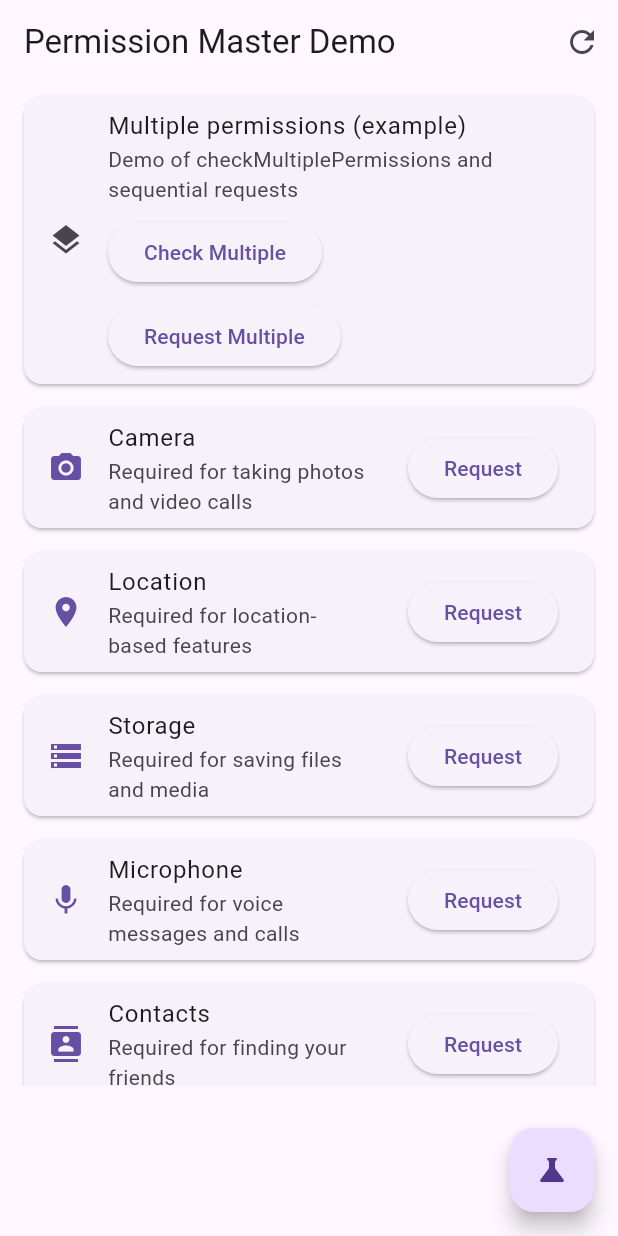
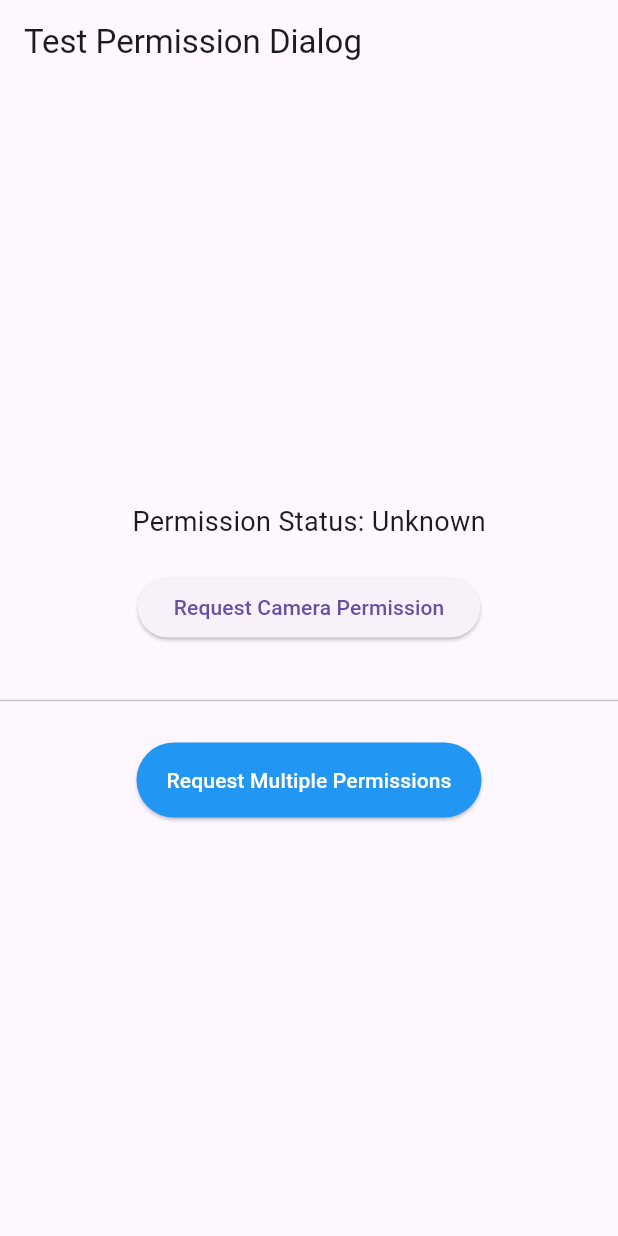
Before and after one commit to SwanFlutter/permission_master, a Flutter app: the screen it shows after launch, on a phone screen of 412 x 824 dp. Run offline on Flutter 3.47's test engine with Material 3 defaults, Android fonts, the phone set to English and light mode, and no system bars; our stand-ins replace plugin_platform_interface, web; missing offline and left inert: dart:js_interop.

Commit message:
fix(android): handle native permission dialogs in requestPermissionWithDialog
For Android, directly request permissions to show native system dialogs instead of custom ones. Keep title/message parameters for API compatibility but don't use them since Android has standard permission dialog text. Only show custom dialogs when redirecting to settings is needed.

Also update version to 0.0.17 and add test dialog example.

```diff
--- a/example/lib/main.dart
+++ b/example/lib/main.dart
@@ -1,16 +1,11 @@
 // ignore_for_file: unreachable_switch_default, use_build_context_synchronously
 
 import 'dart:async';
-import 'dart:io';
 
-import 'package:flutter/foundation.dart';
 import 'package:flutter/material.dart';
 import 'package:permission_master/permission_master.dart';
-import 'package:permission_master_example/linux_example_screen.dart';
-import 'package:permission_master_example/macos_example_screen.dart';
+import 'package:permission_master_example/test_permission_dialog.dart';
 import 'package:permission_master_example/test_screen.dart';
-import 'package:permission_master_example/web_example_screen.dart';
-import 'package:permission_master_example/windows_example_screen.dart';
 
 void main() {
   runApp(const MyApp());
@@ -24,8 +19,8 @@ class MyApp extends StatelessWidget {
     return MaterialApp(
       title: 'Permission Master Demo',
       theme: ThemeData(primarySwatch: Colors.blue, useMaterial3: true),
-      /*  home: NewTestMultyPermission(),*/
-      home: kIsWeb
+      home: TestPermissionDialog(),
+      /* home: kIsWeb
           ? const WebExampleScreen()
           : Platform.isWindows
           ? const WindowsExampleScreen()
@@ -33,7 +28,7 @@ class MyApp extends StatelessWidget {
           ? const MacOSExampleScreen()
           : Platform.isLinux
           ? const LinuxExampleScreen()
-          : const PermissionDemoPage(),
+          : const PermissionDemoPage(),*/
     );
   }
 }
--- /dev/null
+++ b/example/lib/test_permission_dialog.dart
@@ -0,0 +1,133 @@
+import 'package:flutter/material.dart';
+import 'package:permission_master/permission_master.dart';
+
+class TestPermissionDialog extends StatefulWidget {
+  const TestPermissionDialog({super.key});
+
+  @override
+  State<TestPermissionDialog> createState() => _TestPermissionDialogState();
+}
+
+class _TestPermissionDialogState extends State<TestPermissionDialog> {
+  String _permissionStatus = 'Unknown';
+
+  @override
+  Widget build(BuildContext context) {
+    return Scaffold(
+      appBar: AppBar(title: const Text('Test Permission Dialog')),
+      body: Center(
+        child: Column(
+          mainAxisAlignment: MainAxisAlignment.center,
+          children: [
+            Text(
+              'Permission Status: $_permissionStatus',
+              style: const TextStyle(fontSize: 18),
+            ),
+            const SizedBox(height: 20),
+            ElevatedButton(
+              onPressed: _requestCameraPermission,
+              child: const Text('Request Camera Permission'),
+            ),
+            const SizedBox(height: 10),
+            const SizedBox(height: 20),
+            const Divider(),
+            const SizedBox(height: 20),
+            ElevatedButton(
+              onPressed: _requestMultiplePermissionsWithDialogs,
+              style: ElevatedButton.styleFrom(
+                backgroundColor: Colors.blue,
+                foregroundColor: Colors.white,
+                padding: const EdgeInsets.symmetric(
+                  horizontal: 20,
+                  vertical: 15,
+                ),
+              ),
+              child: const Text('Request Multiple Permissions'),
+            ),
+          ],
+        ),
+      ),
+    );
+  }
+
+  Future<void> _requestCameraPermission() async {
+    try {
+      final status = await PermissionMaster().requestPermissionWithDialog(
+        permission: PermissionType.camera,
+        title: 'Camera Permission',
+        message: 'This app needs camera access to take photos.',
+      );
+      setState(() {
+        _permissionStatus = 'Camera: ${status.name}';
+      });
+    } catch (e) {
+      setState(() {
+        _permissionStatus = 'Error: $e';
+      });
+    }
+  }
+
+  Future<void> _requestMultiplePermissionsWithDialogs() async {
+    final permissionMaster = PermissionMaster();
+
+    final permissions = [
+      PermissionType.camera,
+      PermissionType.fineLocation,
+      PermissionType.microphone,
+      PermissionType.contacts,
+      PermissionType.notifications,
+    ];
+
+    final results = <String, PermissionStatus>{};
+
+    setState(() {
+      _permissionStatus = 'Requesting multiple permissions...';
+    });
+
+    // Request each permission one by one with dialog
+    for (var permission in permissions) {
+      try {
+        final status = await permissionMaster.requestPermissionWithDialog(
+          permission: permission,
+          title: '${permission.name} Permission Required',
+          message:
+              'Please allow ${permission.name} permission to use this feature.',
+        );
+
+        results[permission.value] = status;
+
+        switch (status) {
+          case PermissionStatus.granted:
+            print('✅ ${permission.name} is granted');
+            break;
+          case PermissionStatus.denied:
+            print('❌ ${permission.name} is denied');
+            break;
+          case PermissionStatus.openSettings:
+            print('⚠️ ${permission.name} needs settings adjustment');
+            await permissionMaster.openAppSettings();
+            break;
+          case PermissionStatus.unsupported:
+            print('🚫 ${permission.name} is not supported');
+            break;
+          case PermissionStatus.error:
+            print('💥 Error with ${permission.name}');
+            break;
+        }
+      } catch (e) {
+        print('Error requesting ${permission.name}: $e');
+        results[permission.value] = PermissionStatus.error;
+      }
+    }
+
+    print('All permissions requested. Results: $results');
+
+    setState(() {
+      final grantedCount = results.values
+          .where((status) => status == PermissionStatus.granted)
+          .length;
+      _permissionStatus =
+          'Multiple permissions completed: $grantedCount/${permissions.length} granted';
+    });
+  }
+}
--- a/lib/permission_master.dart
+++ b/lib/permission_master.dart
@@ -1,4 +1,4 @@
-// ignore_for_file: unreachable_switch_default
+// ignore_for_file: unreachable_switch_default, use_build_context_synchronously
 
 import 'dart:io';
 
@@ -639,6 +639,49 @@ class PermissionMaster {
     String? title,
     String? message,
   }) async {
+    // For Android, directly request the permission to show native system dialog
+    // The title and message parameters are kept for API compatibility but not used
+    // as Android's native permission dialogs have their own standard text
+    if (Platform.isAndroid) {
+      final status = await requestPermission(permission: permission);
+      if (status == PermissionStatus.openSettings) {
+        // Show a dialog explaining that the user needs to enable permission in settings
+        final context = MethodChannelPermissionMaster.context;
+        if (context != null) {
+          final shouldOpenSettings = await showDialog<bool>(
+            context: context,
+            builder: (BuildContext context) {
+              return AlertDialog(
+                title: Text(title ?? '${permission.name} Permission Required'),
+                content: Text(
+                  message ??
+                      'Please enable ${permission.name} permission in app settings to use this feature.',
+                ),
+                actions: [
+                  TextButton(
+                    child: const Text('Cancel'),
+                    onPressed: () => Navigator.pop(context, false),
+                  ),
+                  TextButton(
+                    child: const Text('Open Settings'),
+                    onPressed: () => Navigator.pop(context, true),
+                  ),
+                ],
+              );
+            },
+          );
+
+          if (shouldOpenSettings == true) {
+            await openAppSettingsDirectly();
+            return await checkPermissionStatus(permission.value);
+          }
+        }
+      }
+      return status;
+    }
+
+    // For other platforms (iOS, macOS, etc.), keep the original behavior
+    // as they might need custom dialogs
     final context = MethodChannelPermissionMaster.context;
     if (context == null) {
       // If no context, request permission directly
--- a/pubspec.yaml
+++ b/pubspec.yaml
@@ -1,6 +1,6 @@
 name: permission_master
 description: "**Permission Master** is a **Flutter** plugin for managing and requesting permissions on **All Platform**."
-version: 0.0.16
+version: 0.0.17
 homepage: "https://github.com/SwanFlutter/permission_master"
 
 environment:
```
Also changed, not shown: 2 other files.
